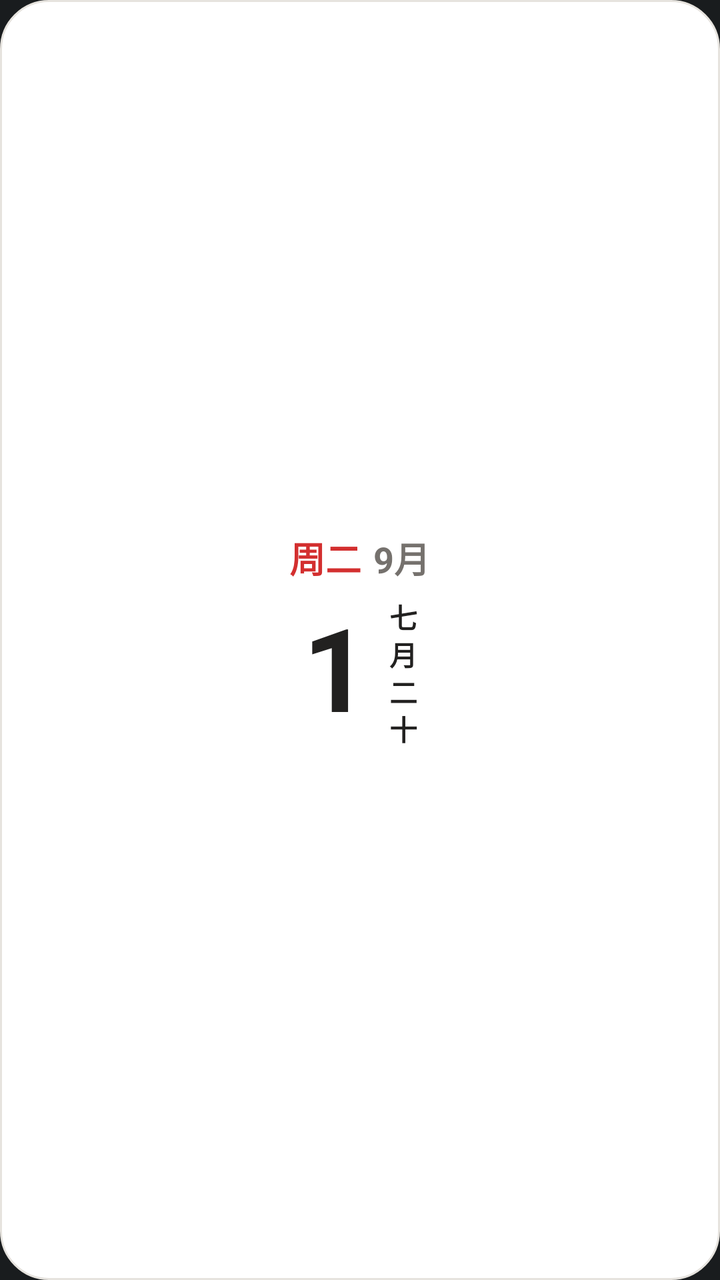
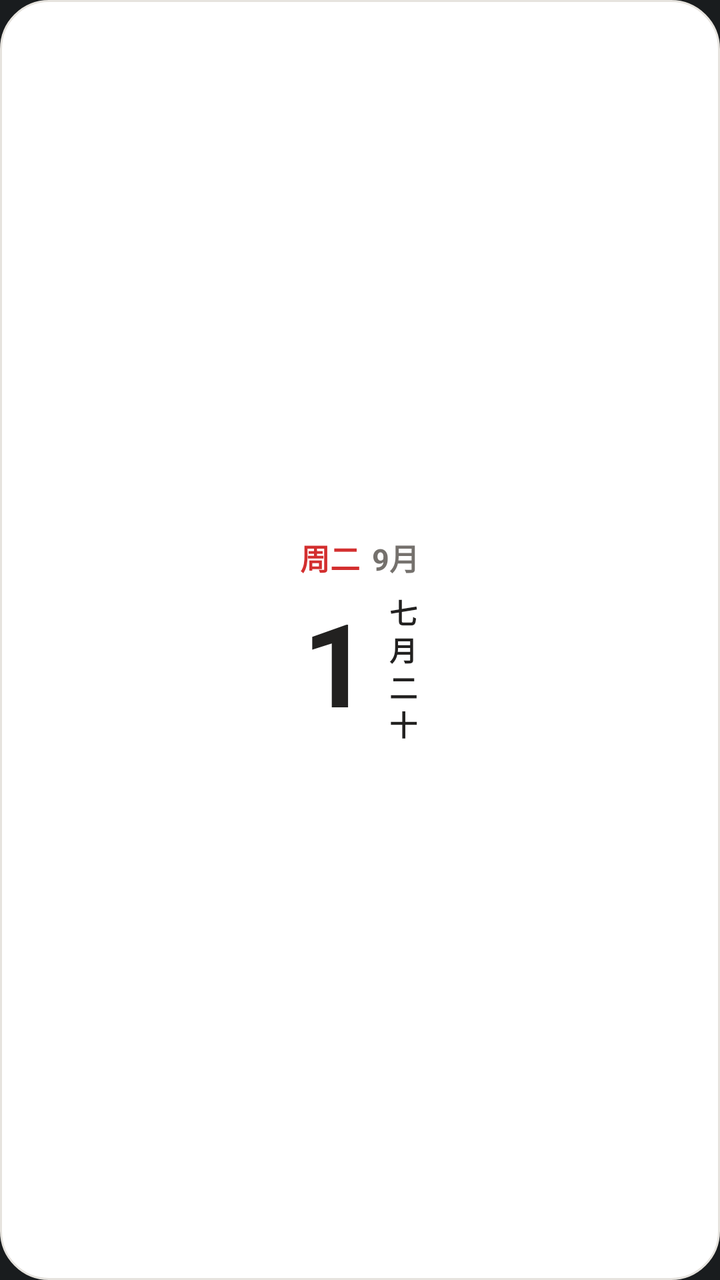

Compare the two renders of this Android layout. The source of the first and the diff that turns it into the second are given below.
<!-- AndroidManifest.xml: application theme Theme.MyApplication -->
<!-- res/layout/widget_calendar.xml -->
<?xml version="1.0" encoding="utf-8"?>
<LinearLayout xmlns:android="http://schemas.android.com/apk/res/android"
    android:id="@+id/widget_root"
    android:layout_width="match_parent"
    android:layout_height="match_parent"
    android:orientation="vertical"
    android:background="@drawable/bg_widget_card"
    android:gravity="center"
    android:padding="16dp">

    
    <LinearLayout
        android:layout_width="wrap_content"
        android:layout_height="wrap_content"
        android:orientation="horizontal"
        android:gravity="center_vertical">

        <TextView
            android:id="@+id/widget_text_weekday"
            android:layout_width="wrap_content"
            android:layout_height="wrap_content"
            android:text="周二"
            android:textColor="@color/widget_text_red"
            android:textSize="18sp"
            android:textStyle="bold" />

        <TextView
            android:id="@+id/widget_text_month"
            android:layout_width="wrap_content"
            android:layout_height="wrap_content"
            android:text="9月"
            android:textColor="@color/widget_text_secondary"
            android:textSize="18sp"
            android:textStyle="bold"
            android:layout_marginStart="6dp" />
    </LinearLayout>

    
    <LinearLayout
        android:layout_width="wrap_content"
        android:layout_height="wrap_content"
        android:orientation="horizontal"
        android:gravity="center_vertical"
        android:layout_marginTop="6dp">

        <TextView
            android:id="@+id/widget_text_day_number"
            android:layout_width="wrap_content"
            android:layout_height="wrap_content"
            android:text="1"
            android:textColor="@color/widget_text_primary"
            android:textSize="58sp"
            android:textStyle="bold"
            android:includeFontPadding="false" />

        <TextView
            android:id="@+id/widget_text_lunar_vertical"
            android:layout_width="wrap_content"
            android:layout_height="wrap_content"
            android:text="七\n月\n二\n十"
            android:textColor="@color/widget_text_primary"
            android:textSize="14sp"
            android:textStyle="bold"
            android:includeFontPadding="false"
            android:lineSpacingExtra="-2dp"
            android:layout_marginStart="10dp" />

        
        <ImageView
            android:id="@+id/widget_rest_indicator"
            android:layout_width="4dp"
            android:layout_height="16dp"
            android:background="@color/widget_text_red"
            android:layout_marginStart="6dp"
            android:visibility="gone"
            android:contentDescription="@null" />
    </LinearLayout>

</LinearLayout>
<!-- resources referenced by this layout -->
<resources>
  <color name="widget_text_primary">#222120</color>
  <color name="widget_text_red">#D32F2F</color>
  <color name="widget_text_secondary">#75716D</color>
  <!-- drawable bg_widget_card (drawable) -->
  <?xml version="1.0" encoding="utf-8"?>
  <shape xmlns:android="http://schemas.android.com/apk/res/android"
      android:shape="rectangle">
      <corners android:radius="24dp" />
      <solid android:color="@color/widget_bg" />
      <stroke android:width="1dp" android:color="@color/widget_border" />
  </shape>
  <style name="Theme.MyApplication" parent="android:Theme.DeviceDefault.NoActionBar" />
  <color name="widget_bg">#FFFFFF</color>
  <color name="widget_border">#E6E3DE</color>
</resources>

<!-- the commit's change to res/layout/widget_calendar.xml (unified diff, before → after) -->
@@ -6,74 +6,130 @@
     android:orientation="vertical"
     android:background="@drawable/bg_widget_card"
     android:gravity="center"
-    android:padding="16dp">
+    android:padding="12dp">
 
     
     <LinearLayout
-        android:layout_width="wrap_content"
-        android:layout_height="wrap_content"
-        android:orientation="horizontal"
-        android:gravity="center_vertical">
+        android:id="@+id/widget_layout_cn"
+        android:layout_width="match_parent"
+        android:layout_height="match_parent"
+        android:orientation="vertical"
+        android:gravity="center">
 
-        <TextView
-            android:id="@+id/widget_text_weekday"
+        
+        <LinearLayout
             android:layout_width="wrap_content"
             android:layout_height="wrap_content"
-            android:text="周二"
-            android:textColor="@color/widget_text_red"
-            android:textSize="18sp"
-            android:textStyle="bold" />
+            android:orientation="horizontal"
+            android:gravity="center_vertical">
 
-        <TextView
-            android:id="@+id/widget_text_month"
+            <TextView
+                android:id="@+id/widget_text_weekday"
+                android:layout_width="wrap_content"
+                android:layout_height="wrap_content"
+                android:text="周二"
+                android:textColor="@color/widget_text_red"
+                android:textSize="15sp"
+                android:textStyle="bold"
+                android:maxLines="1"
+                android:ellipsize="end" />
+
+            <TextView
+                android:id="@+id/widget_text_month"
+                android:layout_width="wrap_content"
+                android:layout_height="wrap_content"
+                android:text="9月"
+                android:textColor="@color/widget_text_secondary"
+                android:textSize="15sp"
+                android:textStyle="bold"
+                android:maxLines="1"
+                android:ellipsize="end"
+                android:layout_marginStart="6dp" />
+        </LinearLayout>
+
+        
+        <LinearLayout
             android:layout_width="wrap_content"
             android:layout_height="wrap_content"
-            android:text="9月"
-            android:textColor="@color/widget_text_secondary"
-            android:textSize="18sp"
-            android:textStyle="bold"
-            android:layout_marginStart="6dp" />
+            android:orientation="horizontal"
+            android:gravity="center_vertical"
+            android:layout_marginTop="6dp">
+
+            <TextView
+                android:id="@+id/widget_text_day_number"
+                android:layout_width="wrap_content"
+                android:layout_height="wrap_content"
+                android:text="1"
+                android:textColor="@color/widget_text_primary"
+                android:textSize="58sp"
+                android:textStyle="bold"
+                android:includeFontPadding="false" />
+
+            <TextView
+                android:id="@+id/widget_text_lunar_vertical"
+                android:layout_width="wrap_content"
+                android:layout_height="wrap_content"
+                android:text="七\n月\n二\n十"
+                android:textColor="@color/widget_text_primary"
+                android:textSize="14sp"
+                android:textStyle="bold"
+                android:includeFontPadding="false"
+                android:lineSpacingExtra="-2dp"
+                android:layout_marginStart="10dp" />
+        </LinearLayout>
     </LinearLayout>
 
     
+    
+    
+    
     <LinearLayout
-        android:layout_width="wrap_content"
-        android:layout_height="wrap_content"
-        android:orientation="horizontal"
-        android:gravity="center_vertical"
-        android:layout_marginTop="6dp">
+        android:id="@+id/widget_layout_en"
+        android:layout_width="match_parent"
+        android:layout_height="match_parent"
+        android:orientation="vertical"
+        android:gravity="center"
+        android:visibility="gone">
 
+        
         <TextView
-            android:id="@+id/widget_text_day_number"
+            android:id="@+id/widget_en_text_weekday"
             android:layout_width="wrap_content"
             android:layout_height="wrap_content"
-            android:text="1"
-            android:textColor="@color/widget_text_primary"
-            android:textSize="58sp"
+            android:text="Thursday"
+            android:textColor="@color/widget_text_red"
+            android:textSize="15sp"
             android:textStyle="bold"
-            android:includeFontPadding="false" />
+            android:gravity="center"
+            android:maxLines="1"
+            android:ellipsize="end" />
 
+        
         <TextView
-            android:id="@+id/widget_text_lunar_vertical"
+            android:id="@+id/widget_en_text_month"
             android:layout_width="wrap_content"
             android:layout_height="wrap_content"
-            android:text="七\n月\n二\n十"
-            android:textColor="@color/widget_text_primary"
-            android:textSize="14sp"
+            android:text="September"
+            android:textColor="@color/widget_text_secondary"
+            android:textSize="15sp"
             android:textStyle="bold"
-            android:includeFontPadding="false"
-            android:lineSpacingExtra="-2dp"
-            android:layout_marginStart="10dp" />
+            android:gravity="center"
+            android:layout_marginTop="2dp"
+            android:maxLines="1"
+            android:ellipsize="end" />
 
         
-        <ImageView
-            android:id="@+id/widget_rest_indicator"
-            android:layout_width="4dp"
-            android:layout_height="16dp"
-            android:background="@color/widget_text_red"
-            android:layout_marginStart="6dp"
-            android:visibility="gone"
-            android:contentDescription="@null" />
+        <TextView
+            android:id="@+id/widget_en_text_day_number"
+            android:layout_width="wrap_content"
+            android:layout_height="wrap_content"
+            android:text="3"
+            android:textColor="@color/widget_text_primary"
+            android:textSize="54sp"
+            android:textStyle="bold"
+            android:gravity="center"
+            android:includeFontPadding="false"
+            android:layout_marginTop="2dp" />
     </LinearLayout>
 
 </LinearLayout>
